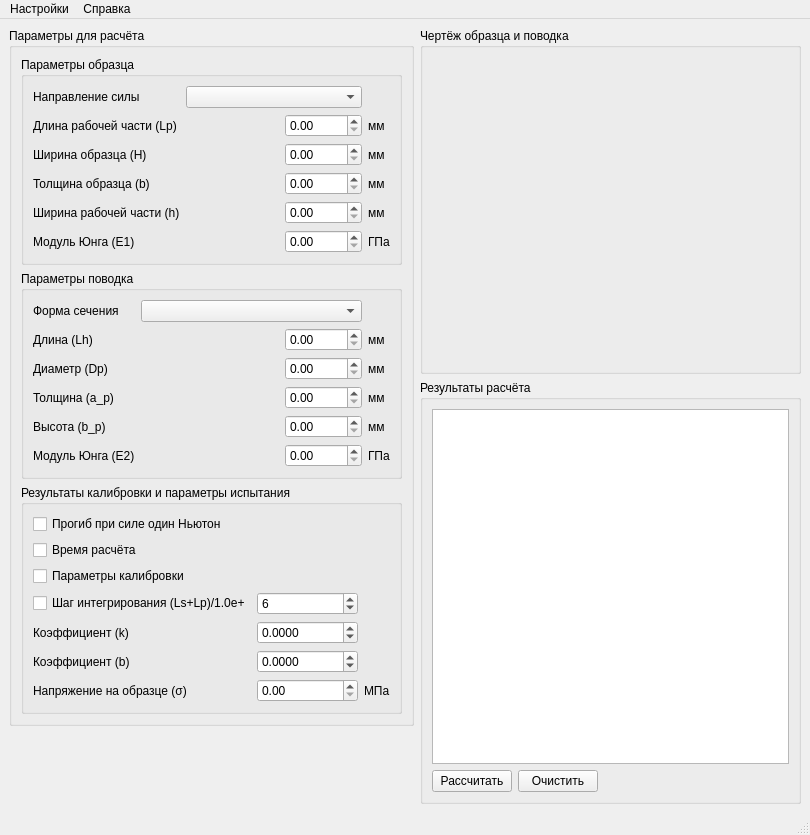
Automation-group/FatigueCantileverBend_PIU-5, file programs/CalcDeflection/ui/mainwindow.ui: the form before one commit.
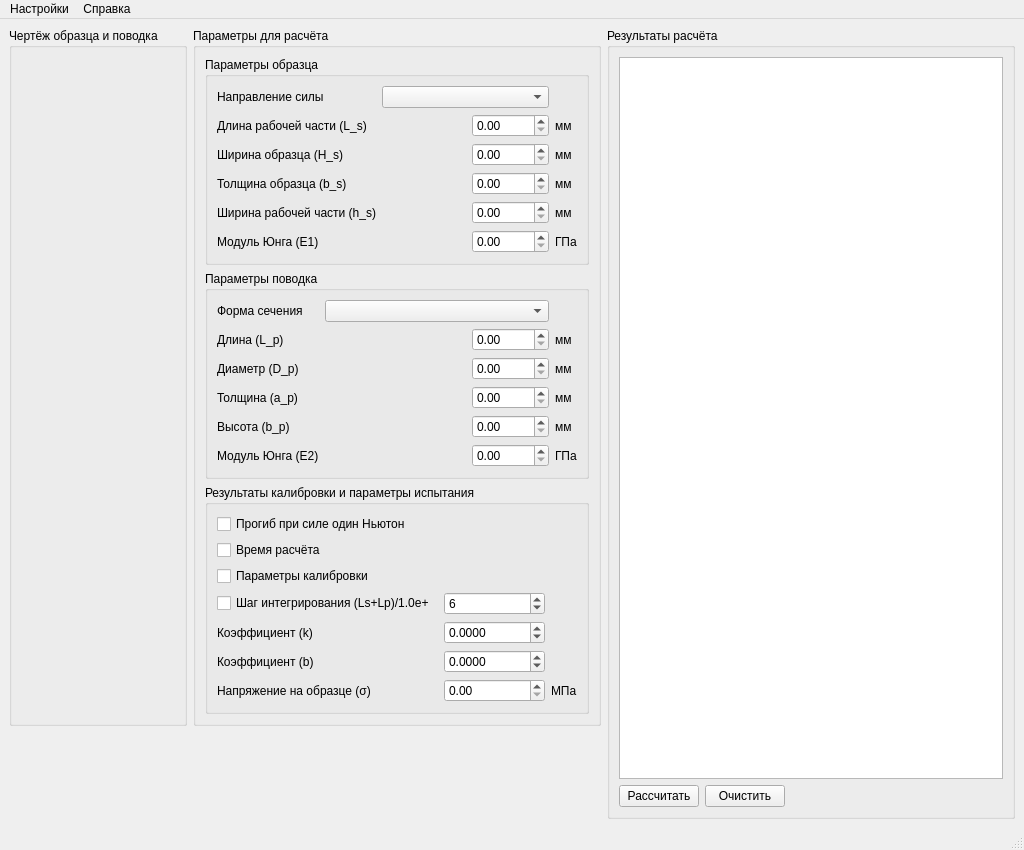
The form after the commit. Icons and pictures are not drawn.

Commit message: Поправил название переменных в расчёте и приступил к созданию окна с информацией о программе.

The edit to the form file:
```diff
--- a/programs/CalcDeflection/ui/mainwindow.ui
+++ b/programs/CalcDeflection/ui/mainwindow.ui
@@ -6,8 +6,8 @@
    <rect>
     <x>0</x>
     <y>0</y>
-    <width>810</width>
-    <height>835</height>
+    <width>1024</width>
+    <height>850</height>
    </rect>
   </property>
   <property name="windowTitle">
@@ -15,36 +15,7 @@
   </property>
   <widget class="QWidget" name="centralwidget">
    <layout class="QGridLayout" name="gridLayout_5">
-    <item row="2" column="0">
-     <spacer name="verticalSpacer_2">
-      <property name="orientation">
-       <enum>Qt::Vertical</enum>
-      </property>
-      <property name="sizeHint" stdset="0">
-       <size>
-        <width>20</width>
-        <height>143</height>
-       </size>
-      </property>
-     </spacer>
-    </item>
-    <item row="0" column="1">
-     <widget class="QGroupBox" name="imageBox">
-      <property name="title">
-       <string>Чертёж образца и поводка</string>
-      </property>
-      <layout class="QVBoxLayout" name="verticalLayout">
-       <item>
-        <widget class="QLabel" name="label_plan">
-         <property name="text">
-          <string/>
-         </property>
-        </widget>
-       </item>
-      </layout>
-     </widget>
-    </item>
-    <item row="0" column="0" rowspan="2">
+    <item row="0" column="1" rowspan="2">
      <widget class="QGroupBox" name="groupBox_5">
       <property name="title">
        <string>Параметры для расчёта</string>
@@ -69,7 +40,7 @@
           <item row="1" column="0">
            <widget class="QLabel" name="label">
             <property name="text">
-             <string>Длина рабочей части (Lp)</string>
+             <string>Длина рабочей части (L_s)</string>
             </property>
            </widget>
           </item>
@@ -93,7 +64,7 @@
           <item row="2" column="0">
            <widget class="QLabel" name="label_7">
             <property name="text">
-             <string>Ширина образца (H)</string>
+             <string>Ширина образца (H_s)</string>
             </property>
            </widget>
           </item>
@@ -117,7 +88,7 @@
           <item row="3" column="0">
            <widget class="QLabel" name="label_8">
             <property name="text">
-             <string>Толщина образца (b)</string>
+             <string>Толщина образца (b_s)</string>
             </property>
            </widget>
           </item>
@@ -141,7 +112,7 @@
           <item row="4" column="0">
            <widget class="QLabel" name="label_9">
             <property name="text">
-             <string>Ширина рабочей части (h)</string>
+             <string>Ширина рабочей части (h_s)</string>
             </property>
            </widget>
           </item>
@@ -221,7 +192,7 @@
           <item row="1" column="0">
            <widget class="QLabel" name="label_11">
             <property name="text">
-             <string>Длина (Lh)</string>
+             <string>Длина (L_p)</string>
             </property>
            </widget>
           </item>
@@ -245,7 +216,7 @@
           <item row="2" column="0">
            <widget class="QLabel" name="label_Dp">
             <property name="text">
-             <string>Диаметр (Dp)</string>
+             <string>Диаметр (D_p)</string>
             </property>
            </widget>
           </item>
@@ -490,7 +461,7 @@
       </layout>
      </widget>
     </item>
-    <item row="1" column="1" rowspan="2">
+    <item row="0" column="2" rowspan="3">
      <widget class="QGroupBox" name="groupBox_4">
       <property name="enabled">
        <bool>true</bool>
@@ -532,6 +503,35 @@
       </layout>
      </widget>
     </item>
+    <item row="0" column="0" rowspan="2">
+     <widget class="QGroupBox" name="imageBox">
+      <property name="title">
+       <string>Чертёж образца и поводка</string>
+      </property>
+      <layout class="QVBoxLayout" name="verticalLayout">
+       <item>
+        <widget class="QLabel" name="label_plan">
+         <property name="text">
+          <string/>
+         </property>
+        </widget>
+       </item>
+      </layout>
+     </widget>
+    </item>
+    <item row="2" column="0" colspan="2">
+     <spacer name="verticalSpacer_2">
+      <property name="orientation">
+       <enum>Qt::Vertical</enum>
+      </property>
+      <property name="sizeHint" stdset="0">
+       <size>
+        <width>20</width>
+        <height>143</height>
+       </size>
+      </property>
+     </spacer>
+    </item>
    </layout>
   </widget>
   <widget class="QStatusBar" name="statusbar"/>
@@ -540,7 +540,7 @@
     <rect>
      <x>0</x>
      <y>0</y>
-     <width>810</width>
+     <width>1024</width>
      <height>22</height>
     </rect>
    </property>
```
Left out of the diff: 12 changed lines with no effect on the pictures. The commit also changes 3 other files.
